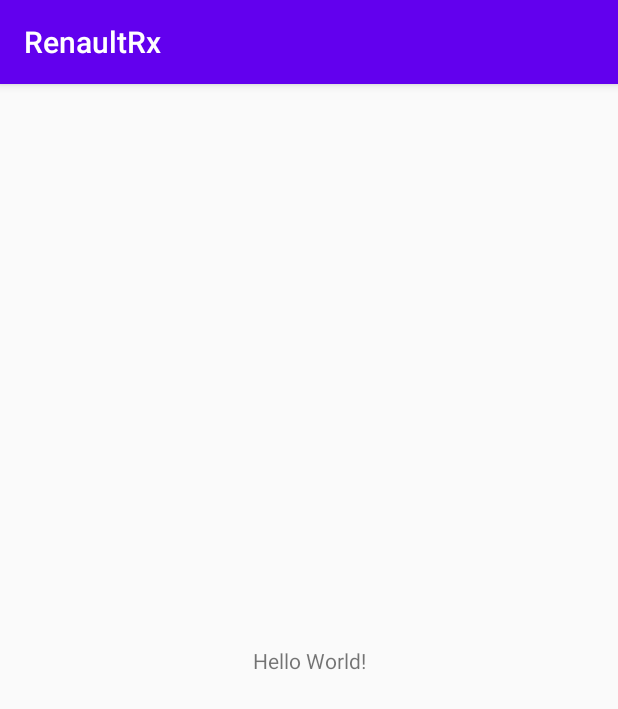
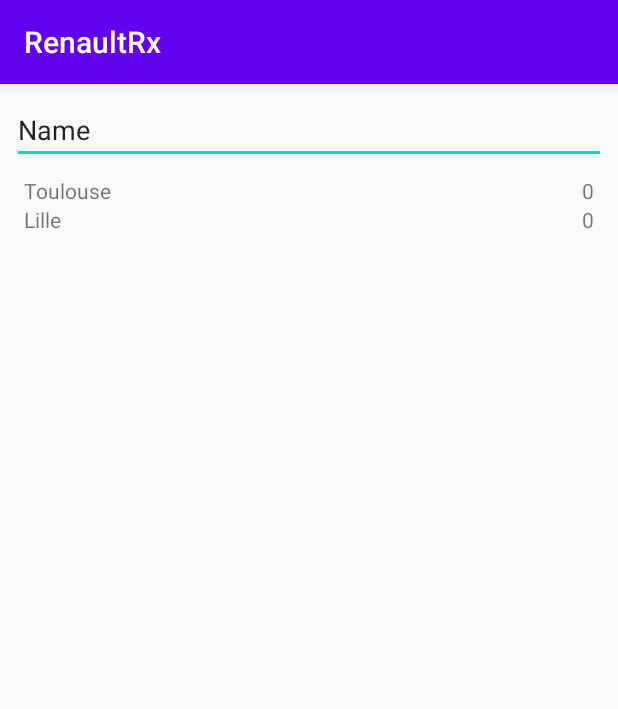
Before and after one commit to fmairesse/renault-rxandroid-202007, an Android app: the screen it shows after launch (MainActivity), on a phone screen of 412 x 824 dp. Shown: the top 709 px of the screen. Run offline under Robolectric (Android 15) with nearby library versions, the phone set to English and light mode, and no system bars.

Commit message:
Base UI communes

```diff
--- a/app/build.gradle
+++ b/app/build.gradle
@@ -30,6 +30,7 @@ dependencies {
     implementation 'androidx.core:core-ktx:1.3.0'
     implementation 'androidx.appcompat:appcompat:1.1.0'
     implementation 'androidx.constraintlayout:constraintlayout:1.1.3'
+    implementation 'androidx.recyclerview:recyclerview:1.1.0'
     testImplementation 'junit:junit:4.13'
     androidTestImplementation 'androidx.test.ext:junit:1.1.1'
     androidTestImplementation 'androidx.test.espresso:espresso-core:3.2.0'
--- /dev/null
+++ b/app/src/main/java/com/example/renaultrx/CommuneModel.kt
@@ -0,0 +1,4 @@
+package com.example.renaultrx
+
+class CommuneModel(val nom: String, val code: String, val nbBornes: Int = 0) {
+}
--- a/app/src/main/java/com/example/renaultrx/MainActivity.kt
+++ b/app/src/main/java/com/example/renaultrx/MainActivity.kt
@@ -2,10 +2,65 @@ package com.example.renaultrx
 
 import androidx.appcompat.app.AppCompatActivity
 import android.os.Bundle
+import android.view.LayoutInflater
+import android.view.View
+import android.view.ViewGroup
+import android.widget.TextView
+import androidx.recyclerview.widget.RecyclerView
 
 class MainActivity : AppCompatActivity() {
     override fun onCreate(savedInstanceState: Bundle?) {
         super.onCreate(savedInstanceState)
         setContentView(R.layout.activity_main)
+
+
+        val listView: RecyclerView = findViewById(R.id.listCommunes)
+        // Créer des communes en dur
+        val communes= listOf(
+            CommuneModel("Toulouse", "31555"),
+            CommuneModel("Lille", "59111")
+        )
+
+        val adapter = CommuneItemRecyclerViewAdapter()
+        listView.adapter = adapter
+
+        //...
+        adapter.communes = listOf(
+            CommuneModel("Toulouse", "31555"),
+            CommuneModel("Lille", "59111")
+        )
+    }
+
+    class CommuneViewHolder(itemView: View) : RecyclerView.ViewHolder(itemView) {
+        val nomView: TextView = this.itemView.findViewById(R.id.textView_communeNom)
+        val nbBornesView: TextView = this.itemView.findViewById(R.id.textView_nbBornes)
+    }
+
+    class CommuneItemRecyclerViewAdapter :
+        RecyclerView.Adapter<CommuneViewHolder>() {
+        var communes: List<CommuneModel> = listOf()
+            set(value) {
+                val prevCommunes = this.communes
+                field = listOf()
+                this.notifyItemRangeRemoved(0, prevCommunes.size)
+                field = value
+                this.notifyItemRangeInserted(0, value.size)
+            }
+
+        override fun onCreateViewHolder(parent: ViewGroup, viewType: Int): CommuneViewHolder {
+            return CommuneViewHolder(
+                LayoutInflater.from(parent.context).inflate(R.layout.commune_item, parent, false)
+            )
+        }
+
+        override fun getItemCount(): Int {
+            return this.communes.size
+        }
+
+        override fun onBindViewHolder(holder: CommuneViewHolder, position: Int) {
+            val commune = this.communes.get(position)
+            holder.nomView.text = commune.nom
+            holder.nbBornesView.text = commune.nbBornes.toString()
+        }
     }
 }
--- a/app/src/main/res/layout/activity_main.xml
+++ b/app/src/main/res/layout/activity_main.xml
@@ -6,13 +6,32 @@
 	android:layout_height="match_parent"
 	tools:context=".MainActivity">
 
-	<TextView
-		android:layout_width="wrap_content"
+	<EditText
+		android:id="@+id/editTextTextCommune"
+		android:layout_width="fill_parent"
 		android:layout_height="wrap_content"
-		android:text="Hello World!"
-		app:layout_constraintBottom_toBottomOf="parent"
-		app:layout_constraintLeft_toLeftOf="parent"
-		app:layout_constraintRight_toRightOf="parent"
+		android:layout_marginStart="8dp"
+		android:layout_marginTop="8dp"
+		android:layout_marginEnd="8dp"
+		android:ems="10"
+		android:inputType="textPersonName"
+		android:text="Name"
+		app:layout_constraintEnd_toEndOf="parent"
+		app:layout_constraintStart_toStartOf="parent"
 		app:layout_constraintTop_toTopOf="parent" />
 
+	<androidx.recyclerview.widget.RecyclerView
+		android:id="@+id/listCommunes"
+		android:layout_width="0dp"
+		android:layout_height="0dp"
+		android:layout_marginStart="8dp"
+		android:layout_marginTop="8dp"
+		android:layout_marginEnd="8dp"
+		android:layout_marginBottom="8dp"
+		app:layoutManager="LinearLayoutManager"
+		app:layout_constraintBottom_toBottomOf="parent"
+		app:layout_constraintEnd_toEndOf="parent"
+		app:layout_constraintStart_toStartOf="parent"
+		app:layout_constraintTop_toBottomOf="@+id/editTextTextCommune" />
+
 </androidx.constraintlayout.widget.ConstraintLayout>
--- /dev/null
+++ b/app/src/main/res/layout/commune_item.xml
@@ -0,0 +1,22 @@
+<?xml version="1.0" encoding="utf-8"?>
+<LinearLayout xmlns:android="http://schemas.android.com/apk/res/android"
+    android:layout_width="match_parent"
+    android:layout_height="wrap_content"
+    android:layout_marginHorizontal="8dp">
+
+
+    <TextView
+        android:id="@+id/textView_communeNom"
+        android:layout_width="354dp"
+        android:layout_height="wrap_content"
+        android:layout_weight="2"
+        android:text="TextView" />
+
+    <TextView
+        android:id="@+id/textView_nbBornes"
+        android:layout_width="match_parent"
+        android:layout_height="wrap_content"
+        android:layout_weight="1"
+        android:text="TextView"
+        android:textAlignment="viewEnd" />
+</LinearLayout>
```
